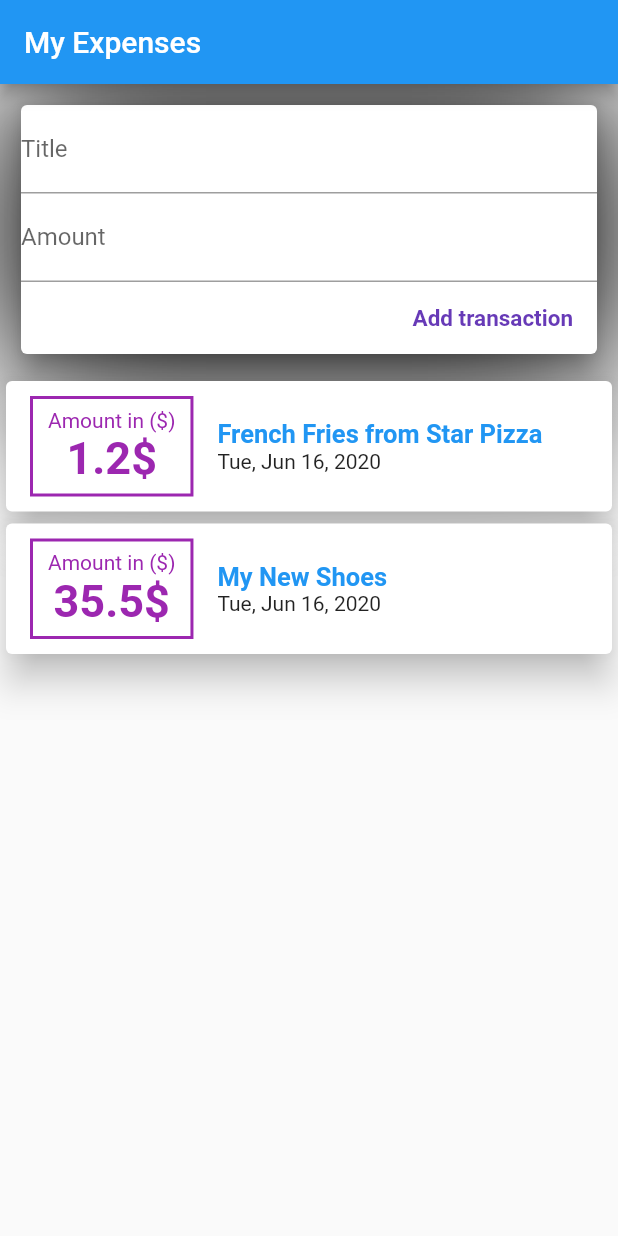
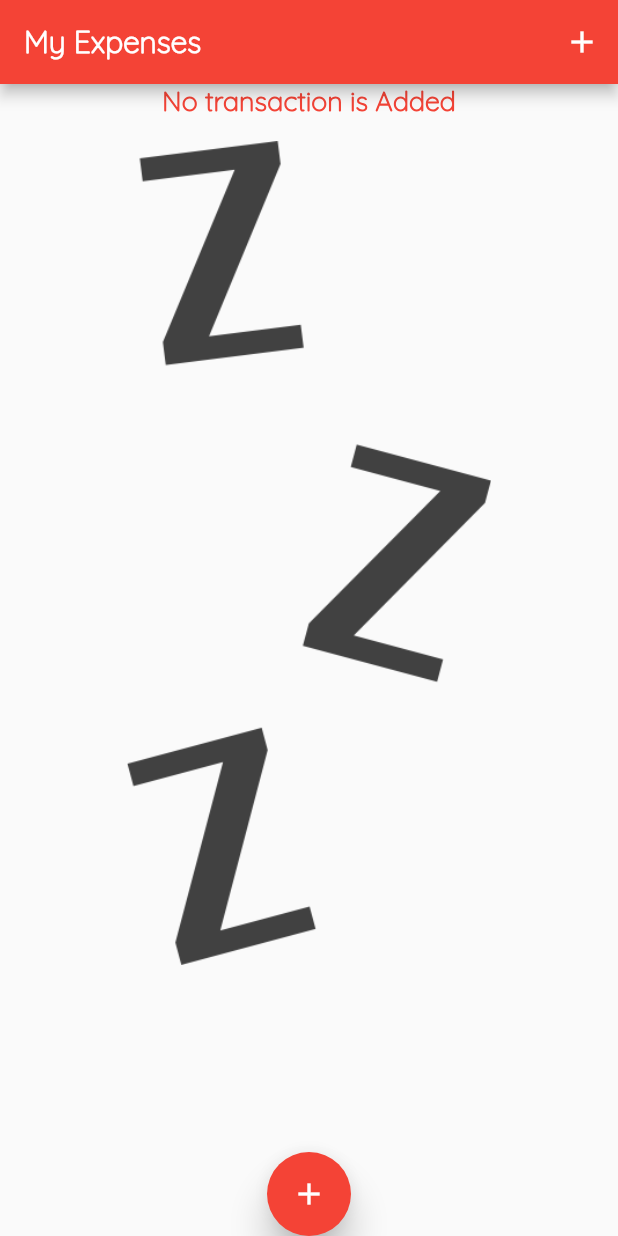
Before and after one commit to ankit2001/MyExpenses, a Flutter app: the screen it shows after launch, on a phone screen of 412 x 824 dp. Run offline on Flutter 3.47's test engine with Material 2 defaults, Android fonts, the phone set to English and light mode, and no system bars.

Commit message:
Add widgets and assets

```diff
--- a/lib/main.dart
+++ b/lib/main.dart
@@ -1,20 +1,97 @@
-import 'package:MyExpenses/widgets/manageTransaction.dart';
+import 'package:flutter/cupertino.dart';
+
+import './widgets/addTransactions.dart';
+import './widgets/transactionList.dart';
 import 'package:flutter/material.dart';
+import './models/transaction.dart';
 
-class MyApp extends StatelessWidget {
-  final titleChange = TextEditingController();
-  final amountChange = TextEditingController();
+class MyExpenses extends StatelessWidget {
   @override
   Widget build(BuildContext context) {
     return MaterialApp(
-      home: Scaffold(
-        appBar: AppBar(
-          title: Text('My Expenses'),
+      title: 'MyExpenses',
+      home: MyHomepage(),
+      theme: ThemeData(
+        primarySwatch: Colors.red,
+        fontFamily: 'QuickSand',
+        textTheme: ThemeData.light().textTheme.copyWith(
+              headline6: TextStyle(
+                fontFamily: 'QuickSand',
+                fontWeight: FontWeight.bold,
+                fontSize: 18,
+                color: Colors.red,
+              ),
+            ),
+        appBarTheme: AppBarTheme(
+          textTheme: ThemeData.light().textTheme.copyWith(
+                headline6: TextStyle(
+                  fontFamily: 'QuickSand',
+                  fontSize: 20,
+                  fontWeight: FontWeight.bold,
+                ),
+              ),
         ),
-        body: ManageTransactions(),
       ),
     );
   }
 }
 
-void main() => runApp(MyApp());
+class MyHomepage extends StatefulWidget {
+  @override
+  _MyHomepageState createState() => _MyHomepageState();
+}
+
+class _MyHomepageState extends State<MyHomepage> {
+  final List<Transaction> _transaction = [
+
+  ];
+
+  void _addTransaction(String textTx, double amountTx) {
+    final newTx = Transaction(
+      text: textTx,
+      amount: amountTx,
+      id: DateTime.now().toString(),
+      date: DateTime.now(),
+    );
+    setState(() {
+      _transaction.add(newTx);
+    });
+  }
+
+  void _addNewTransaction(BuildContext ctx) {
+    showModalBottomSheet(
+      context: ctx,
+      builder: (_) {
+        return GestureDetector(
+          onTap: () => {},
+          child: AddTransaction(_addTransaction),
+          behavior: HitTestBehavior.opaque,
+        );
+      },
+    );
+  }
+
+  @override
+  Widget build(BuildContext context) {
+    return Scaffold(
+      appBar: AppBar(
+        title: Text('My Expenses'),
+        actions: <Widget>[
+          IconButton(
+            icon: Icon(Icons.add),
+            onPressed: () => _addNewTransaction(context),
+          ),
+        ],
+      ),
+      body: TransactionList(_transaction),
+      floatingActionButtonLocation: FloatingActionButtonLocation.centerDocked,
+      floatingActionButton: FloatingActionButton(
+        child: Icon(Icons.add),
+        onPressed: () => _addNewTransaction(context),
+        elevation: 10,
+      ),
+    );
+  }
+}
+
+void main() => runApp(MyExpenses());
--- a/lib/widgets/manageTransaction.dart
+++ /dev/null
@@ -1,47 +0,0 @@
-import 'package:flutter/material.dart';
-import '../models/transaction.dart';
-import './addTransactions.dart';
-import './transactionList.dart';
-
-class ManageTransactions extends StatefulWidget {
-  @override
-  _ManageTransactionsState createState() => _ManageTransactionsState();
-}
-
-class _ManageTransactionsState extends State<ManageTransactions> {
-  final List<Transaction> _transaction = [
-    Transaction(
-      date: DateTime.now(),
-      id: '1',
-      text: 'French Fries from Star Pizza',
-      amount: 1.2,
-    ),
-    Transaction(
-      date: DateTime.now(),
-      id: '2',
-      text: 'My New Shoes',
-      amount: 35.5,
-    ),
-  ];
-  void _addTransaction(String textTx, double amountTx) {
-    final newTx = Transaction(
-      text: textTx,
-      amount: amountTx,
-      id: DateTime.now().toString(),
-      date: DateTime.now(),
-    );
-    setState(() {
-      _transaction.add(newTx);
-    });
-  }
-
-  @override
-  Widget build(BuildContext context) {
-    return Column(
-      children: <Widget>[
-        AddTransaction(_addTransaction),
-        TransactionList(_transaction),
-      ],
-    );
-  }
-}
--- a/lib/widgets/transactionList.dart
+++ b/lib/widgets/transactionList.dart
@@ -10,8 +10,27 @@ class TransactionList extends StatelessWidget {
     return Container(
       //margin: EdgeInsets.only(top: 20),
       width: double.maxFinite,
-      height: MediaQuery.of(context).size.height / 1.7,
-      child: ListView(
+      height: MediaQuery.of(context).size.height / 1.2,
+      child: _transaction.isEmpty
+          ? Column(
+              children: <Widget>[
+                Text(
+                  'No transaction is Added',
+                  style: Theme.of(context).textTheme.headline6,
+                ),
+                SizedBox(
+                  height: 15,
+                ),
+                Container(
+                  height: MediaQuery.of(context).size.height / 1.5,
+                  child: Image(
+                    image: AssetImage('assets/image/waiting.png'),
+                    fit: BoxFit.cover,
+                  ),
+                ),
+              ],
+            )
+          : ListView(
               children: (_transaction).map((tx) {
                 return Container(
                     child: Card(
@@ -29,19 +48,24 @@ class TransactionList extends StatelessWidget {
                         ),
                         decoration: BoxDecoration(
                           border: Border.all(
-                      color: Colors.purple,
+                            color: Theme.of(context).primaryColor,
                             width: 2,
                           ),
                         ),
                         child: Column(
                           children: <Widget>[
-                      Text('Amount in (\$)',
-                          style: TextStyle(color: Colors.purple)),
                             Text(
-                        tx.amount.toString() + '\$',
+                              'Amount in (\$)',
+                              style: TextStyle(
+                                color: Theme.of(context).primaryColor,
+                                fontFamily: 'QuickSand',
+                              ),
+                            ),
+                            Text(
+                              tx.amount.toStringAsFixed(2) + '\$',
                               style: TextStyle(
                                 fontSize: 30,
-                          color: Colors.purple,
+                                color: Theme.of(context).primaryColorDark,
                                 fontWeight: FontWeight.bold,
                               ),
                             ),
@@ -55,8 +79,16 @@ class TransactionList extends StatelessWidget {
                             tx.text,
                             style: TextStyle(
                               fontWeight: FontWeight.bold,
-                          color: Colors.blue,
-                          fontSize: 17),
+                              color: Theme.of(context).primaryColor,
+                              fontSize: Theme.of(context)
+                                  .textTheme
+                                  .headline6
+                                  .fontSize,
+                              fontFamily: Theme.of(context)
+                                  .textTheme
+                                  .headline6
+                                  .fontFamily,
+                            ),
                           ),
                           Text(
                             DateFormat().add_yMMMEd().format(tx.date),
```
Also changed, not shown: lib/widgets/addTransactions.dart (+55 -13 lines), pubspec.yaml (+15 -14 lines), assets/fonts/OpenSans-Bold.ttf (added), assets/fonts/OpenSans-Regular.ttf (added), assets/fonts/Quicksand-Bold.ttf (added), assets/fonts/Quicksand-Light.ttf (added), assets/fonts/Quicksand-Medium.ttf (added), assets/fonts/Quicksand-Regular.ttf (added), assets/image/waiting.png (added), 1 other file. Lines whose indentation alone changed are shown as unchanged.
